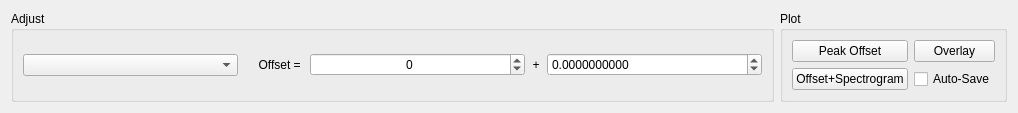
Before: the Qt Designer form RetrospectiveAnalysis/src/uic/ra_peak_tracker_tab_setting_widget.ui in EzekielDaun/biosensors, drawn with Qt 5.
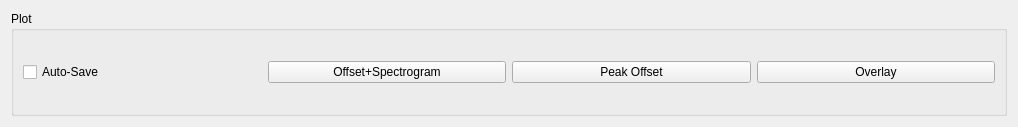
After: the same form once the commit is applied.

What changed in the file:
```diff
--- a/RetrospectiveAnalysis/src/uic/ra_peak_tracker_tab_setting_widget.ui
+++ b/RetrospectiveAnalysis/src/uic/ra_peak_tracker_tab_setting_widget.ui
@@ -7,7 +7,7 @@
     <x>0</x>
     <y>0</y>
     <width>1018</width>
-    <height>109</height>
+    <height>127</height>
    </rect>
   </property>
   <property name="windowTitle">
@@ -19,116 +19,37 @@
      <property name="orientation">
       <enum>Qt::Vertical</enum>
      </property>
-     <widget class="QWidget" name="layoutWidget">
-      <layout class="QHBoxLayout" name="horizontalLayout_3">
+     <widget class="QGroupBox" name="groupBox">
+      <property name="title">
+       <string>Plot</string>
+      </property>
+      <layout class="QHBoxLayout" name="horizontalLayout">
        <item>
-        <widget class="QGroupBox" name="groupBox">
-         <property name="sizePolicy">
-          <sizepolicy hsizetype="Preferred" vsizetype="Preferred">
-           <horstretch>3</horstretch>
-           <verstretch>0</verstretch>
-          </sizepolicy>
+        <widget class="QCheckBox" name="autoSaveCheckBox">
+         <property name="text">
+          <string>Auto-Save</string>
          </property>
-         <property name="title">
-          <string>Adjust</string>
+        </widget>
+       </item>
+       <item>
+        <widget class="QPushButton" name="plotOffsetSpectrogramButton">
+         <property name="text">
+          <string>Offset+Spectrogram</string>
          </property>
-         <layout class="QHBoxLayout" name="horizontalLayout">
-          <item>
-           <widget class="QComboBox" name="comboBox"/>
-          </item>
-          <item>
-           <widget class="QLabel" name="FSROffsetLabel">
-            <property name="maximumSize">
-             <size>
-              <width>60</width>
-              <height>16777215</height>
-             </size>
-            </property>
-            <property name="text">
-             <string>Offset = </string>
-            </property>
-            <property name="alignment">
-             <set>Qt::AlignRight|Qt::AlignTrailing|Qt::AlignVCenter</set>
-            </property>
-           </widget>
-          </item>
-          <item>
-           <widget class="QSpinBox" name="spinBox">
-            <property name="alignment">
-             <set>Qt::AlignCenter</set>
-            </property>
-            <property name="minimum">
-             <number>-99</number>
-            </property>
-           </widget>
-          </item>
-          <item>
-           <widget class="QLabel" name="label_1">
-            <property name="maximumSize">
-             <size>
-              <width>10</width>
-              <height>16777215</height>
-             </size>
-            </property>
-            <property name="text">
-             <string>+</string>
-            </property>
-            <property name="alignment">
-             <set>Qt::AlignCenter</set>
-            </property>
-           </widget>
-          </item>
-          <item>
-           <widget class="QDoubleSpinBox" name="doubleSpinBox">
-            <property name="decimals">
-             <number>10</number>
-            </property>
-            <property name="minimum">
-             <double>-99.989999999999995</double>
-            </property>
-            <property name="singleStep">
-             <double>0.010000000000000</double>
-            </property>
-           </widget>
-          </item>
-         </layout>
         </widget>
        </item>
        <item>
-        <widget class="QGroupBox" name="groupBox_2">
-         <property name="title">
-          <string>Plot</string>
+        <widget class="QPushButton" name="plotPeakOffsetButton">
+         <property name="text">
+          <string>Peak Offset</string>
          </property>
-         <layout class="QGridLayout" name="gridLayout">
-          <item row="1" column="0">
-           <widget class="QPushButton" name="plotPeakOffsetButton">
-            <property name="text">
-             <string>Peak Offset</string>
-            </property>
-           </widget>
-          </item>
-          <item row="1" column="1">
-           <widget class="QPushButton" name="plotOverlayButton">
-            <property name="text">
-             <string>Overlay</string>
-            </property>
-           </widget>
-          </item>
-          <item row="2" column="0">
-           <widget class="QPushButton" name="plotOffsetSpectrogramButton">
-            <property name="text">
-             <string>Offset+Spectrogram</string>
-            </property>
-           </widget>
-          </item>
-          <item row="2" column="1">
-           <widget class="QCheckBox" name="autoSaveCheckBox">
-            <property name="text">
-             <string>Auto-Save</string>
-            </property>
-           </widget>
-          </item>
-         </layout>
+        </widget>
+       </item>
+       <item>
+        <widget class="QPushButton" name="plotOverlayButton">
+         <property name="text">
+          <string>Overlay</string>
+         </property>
         </widget>
        </item>
       </layout>
```
Left out of the diff: 2 changed lines with no effect on the pictures.
